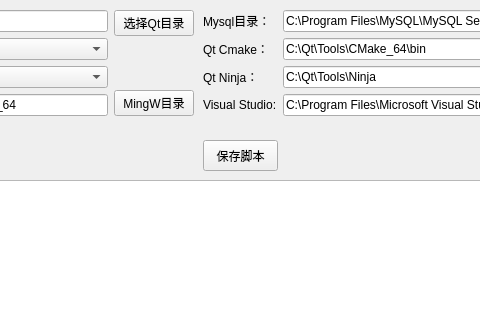
The window that widget.ui (honyer/QMysql) describes before a commit, drawn with Qt 5; both pictures show x 207 to 687 and y 0 to 320 of the 1025 by 569 pixel window.
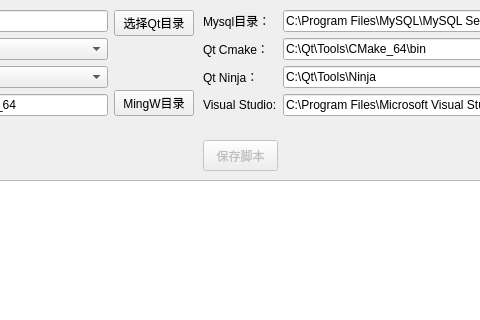
The same window after the commit.

Patch:
```diff
--- a/widget.ui
+++ b/widget.ui
@@ -274,6 +274,9 @@
    </property>
   </widget>
   <widget class="QPushButton" name="pbtnSaveText">
+   <property name="enabled">
+    <bool>false</bool>
+   </property>
    <property name="geometry">
     <rect>
      <x>410</x>
```
